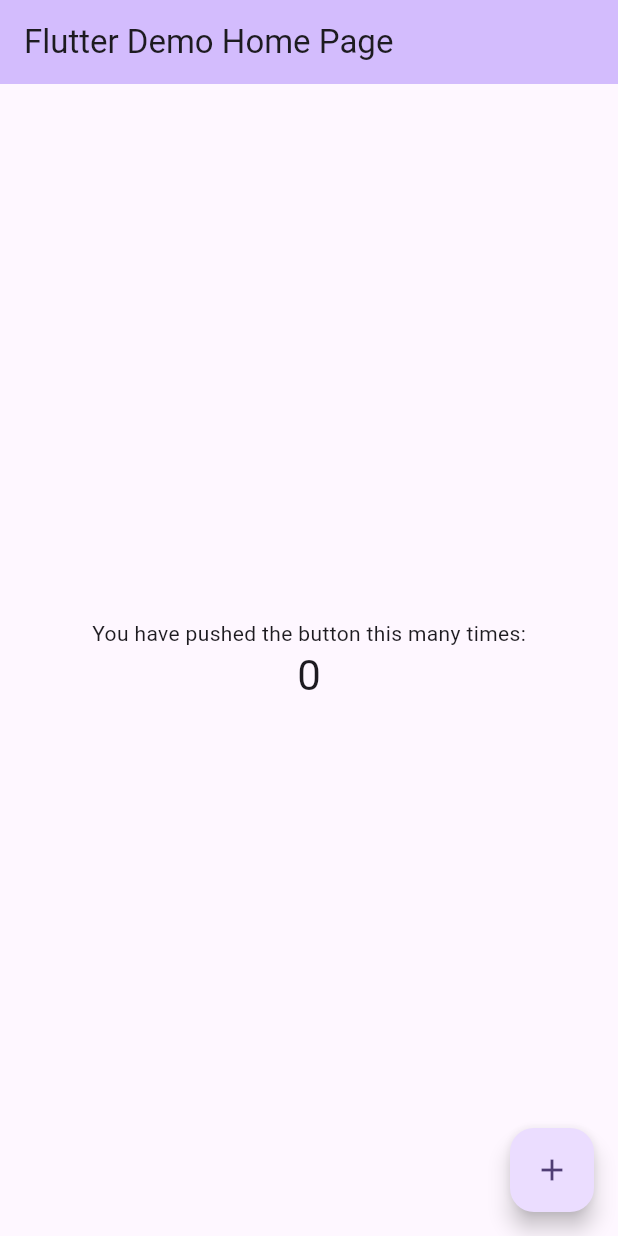
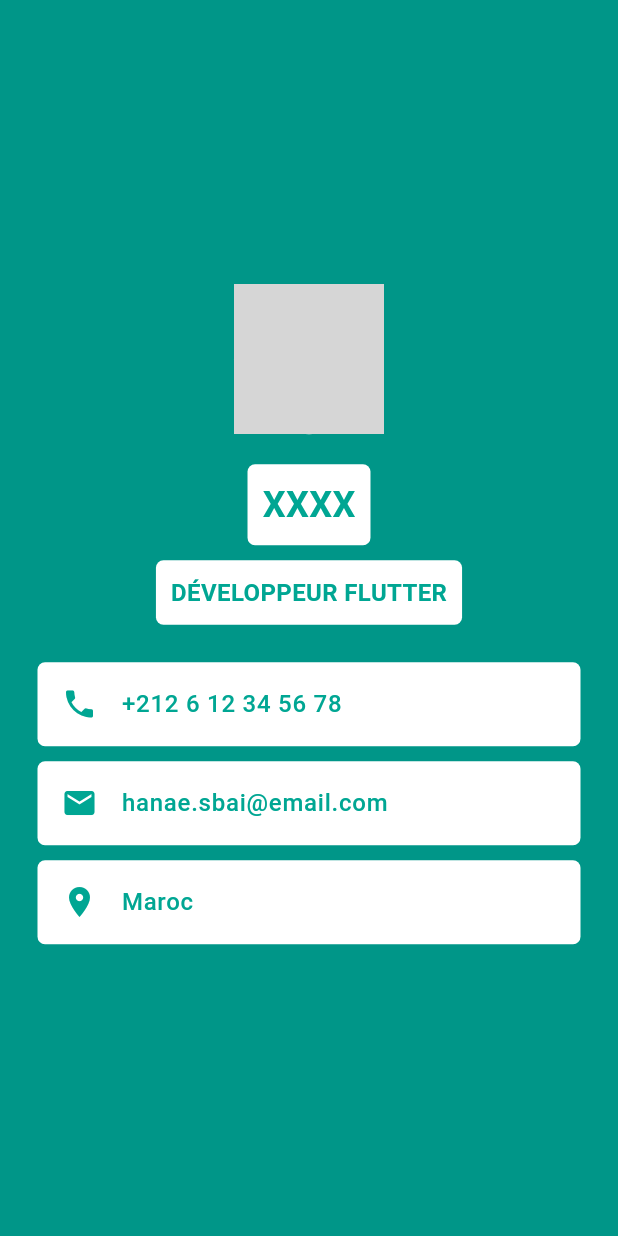
Before and after one commit to KAWTAR-TNS/flutter_tp1, a Flutter app: the screen it shows after launch, on a phone screen of 412 x 824 dp. Run offline on Flutter 3.47's test engine with Material 3 defaults, Android fonts, the phone set to English and light mode, and no system bars; grey boxes are pictures that could not be loaded.

Commit message:
Update main.dart

```diff
--- a/lib/main.dart
+++ b/lib/main.dart
@@ -10,98 +10,120 @@ class MyApp extends StatelessWidget {
   @override
   Widget build(BuildContext context) {
     return MaterialApp(
-      title: 'Flutter Demo',
+      debugShowCheckedModeBanner: false,
       theme: ThemeData(
-
-        colorScheme: ColorScheme.fromSeed(seedColor: Colors.deepPurple),
+        primarySwatch: Colors.teal,
       ),
-      home: const MyHomePage(title: 'Flutter Demo Home Page'),
+      home: const ProfilePage(),
     );
   }
 }
 
-class MyHomePage extends StatefulWidget {
-  const MyHomePage({super.key, required this.title});
-
-  // This widget is the home page of your application. It is stateful, meaning
-  // that it has a State object (defined below) that contains fields that affect
-  // how it looks.
-
-  // This class is the configuration for the state. It holds the values (in this
-  // case the title) provided by the parent (in this case the App widget) and
-  // used by the build method of the State. Fields in a Widget subclass are
-  // always marked "final".
-
-  final String title;
-
-  @override
-  State<MyHomePage> createState() => _MyHomePageState();
-}
-
-class _MyHomePageState extends State<MyHomePage> {
-  int _counter = 0;
-
-  void _incrementCounter() {
-    setState(() {
-      // This call to setState tells the Flutter framework that something has
-      // changed in this State, which causes it to rerun the build method below
-      // so that the display can reflect the updated values. If we changed
-      // _counter without calling setState(), then the build method would not be
-      // called again, and so nothing would appear to happen.
-      _counter++;
-    });
-  }
+class ProfilePage extends StatelessWidget {
+  const ProfilePage({super.key});
 
   @override
   Widget build(BuildContext context) {
-    // This method is rerun every time setState is called, for instance as done
-    // by the _incrementCounter method above.
-    //
-    // The Flutter framework has been optimized to make rerunning build methods
-    // fast, so that you can just rebuild anything that needs updating rather
-    // than having to individually change instances of widgets.
     return Scaffold(
-      appBar: AppBar(
-        // TRY THIS: Try changing the color here to a specific color (to
-        // Colors.amber, perhaps?) and trigger a hot reload to see the AppBar
-        // change color while the other colors stay the same.
-        backgroundColor: Theme.of(context).colorScheme.inversePrimary,
-        // Here we take the value from the MyHomePage object that was created by
-        // the App.build method, and use it to set our appbar title.
-        title: Text(widget.title),
-      ),
-      body: Center(
-        // Center is a layout widget. It takes a single child and positions it
-        // in the middle of the parent.
-        child: Column(
-          // Column is also a layout widget. It takes a list of children and
-          // arranges them vertically. By default, it sizes itself to fit its
-          // children horizontally, and tries to be as tall as its parent.
-          //
-          // Column has various properties to control how it sizes itself and
-          // how it positions its children. Here we use mainAxisAlignment to
-          // center the children vertically; the main axis here is the vertical
-          // axis because Columns are vertical (the cross axis would be
-          // horizontal).
-          //
-          // TRY THIS: Invoke "debug painting" (choose the "Toggle Debug Paint"
-          // action in the IDE, or press "p" in the console), to see the
-          // wireframe for each widget.
-          mainAxisAlignment: MainAxisAlignment.center,
-          children: <Widget>[
-            const Text('You have pushed the button this many times:'),
-            Text(
-              '$_counter',
-              style: Theme.of(context).textTheme.headlineMedium,
-            ),
-          ],
+      backgroundColor: Colors.teal, // Teal color from Material design
+      body: SafeArea(
+        child: Center(
+          child: Column(
+            mainAxisAlignment: MainAxisAlignment.center,
+            children: [
+              const CircleAvatar(
+                radius: 50,
+                backgroundColor: Colors.white,
+                backgroundImage: AssetImage('assets/rose.png'),
+              ),
+              const SizedBox(height: 20),
+              Container(
+                padding: const EdgeInsets.all(10),
+                decoration: BoxDecoration(
+                  color: Colors.white,
+                  borderRadius: BorderRadius.circular(5),
+                ),
+                child: const Text(
+                  'XXXX',
+                  style: TextStyle(
+                    fontSize: 24,
+                    fontWeight: FontWeight.bold,
+                    color: Color(0xFF00A693),
+                  ),
+                ),
+              ),
+              const SizedBox(height: 10),
+              Container(
+                padding: const EdgeInsets.all(10),
+                decoration: BoxDecoration(
+                  color: Colors.white,
+                  borderRadius: BorderRadius.circular(5),
+                ),
+                child: const Text(
+                  'DÉVELOPPEUR FLUTTER',
+                  style: TextStyle(
+                    fontSize: 16,
+                    color: Color(0xFF00A693),
+                    fontWeight: FontWeight.bold,
+                  ),
+                ),
+              ),
+              const SizedBox(height: 20),
+              Container(
+                margin: const EdgeInsets.symmetric(horizontal: 25, vertical: 5),
+                decoration: BoxDecoration(
+                  color: Colors.white,
+                  borderRadius: BorderRadius.circular(5),
+                ),
+                child: const ListTile(
+                  leading: Icon(Icons.phone, color: Color(0xFF00A693)),
+                  title: Text(
+                    '+212 6 12 34 56 78',
+                    style: TextStyle(
+                      color: Color(0xFF00A693),
+                      fontWeight: FontWeight.w500,
+                    ),
+                  ),
+                ),
+              ),
+              Container(
+                margin: const EdgeInsets.symmetric(horizontal: 25, vertical: 5),
+                decoration: BoxDecoration(
+                  color: Colors.white,
+                  borderRadius: BorderRadius.circular(5),
+                ),
+                child: const ListTile(
+                  leading: Icon(Icons.email, color: Color(0xFF00A693)),
+                  title: Text(
+                    'hanae.sbai@email.com',
+                    style: TextStyle(
+                      color: Color(0xFF00A693),
+                      fontWeight: FontWeight.w500,
+                    ),
+                  ),
+                ),
+              ),
+              Container(
+                margin: const EdgeInsets.symmetric(horizontal: 25, vertical: 5),
+                decoration: BoxDecoration(
+                  color: Colors.white,
+                  borderRadius: BorderRadius.circular(5),
+                ),
+                child: const ListTile(
+                  leading: Icon(Icons.location_on, color: Color(0xFF00A693)),
+                  title: Text(
+                    'Maroc',
+                    style: TextStyle(
+                      color: Color(0xFF00A693),
+                      fontWeight: FontWeight.w500,
+                    ),
+                  ),
+                ),
+              ),
+            ],
+          ),
         ),
       ),
-      floatingActionButton: FloatingActionButton(
-        onPressed: _incrementCounter,
-        tooltip: 'Increment',
-        child: const Icon(Icons.add),
-      ), // This trailing comma makes auto-formatting nicer for build methods.
     );
   }
 }
```
